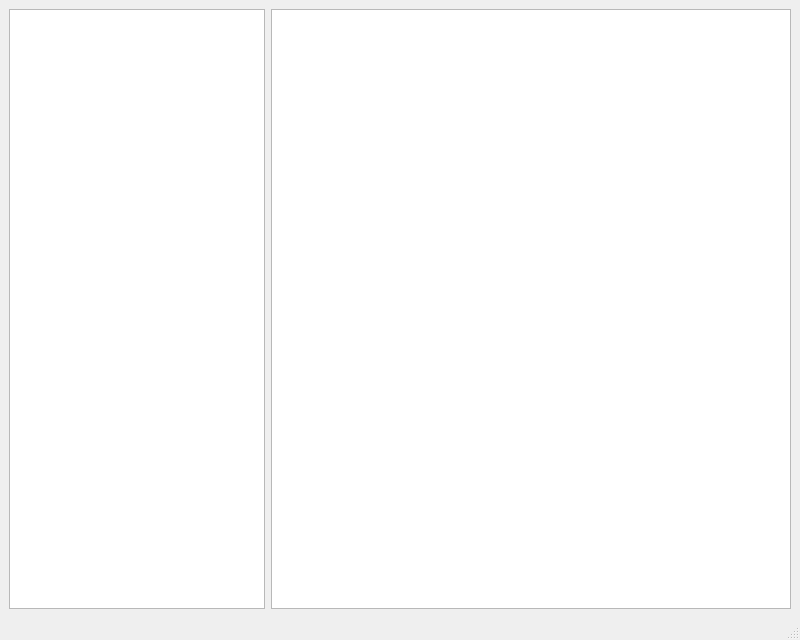
The window that ui/forms/form_analytics.ui (e-vladimir/finmanager) describes before a commit, drawn with Qt 5.
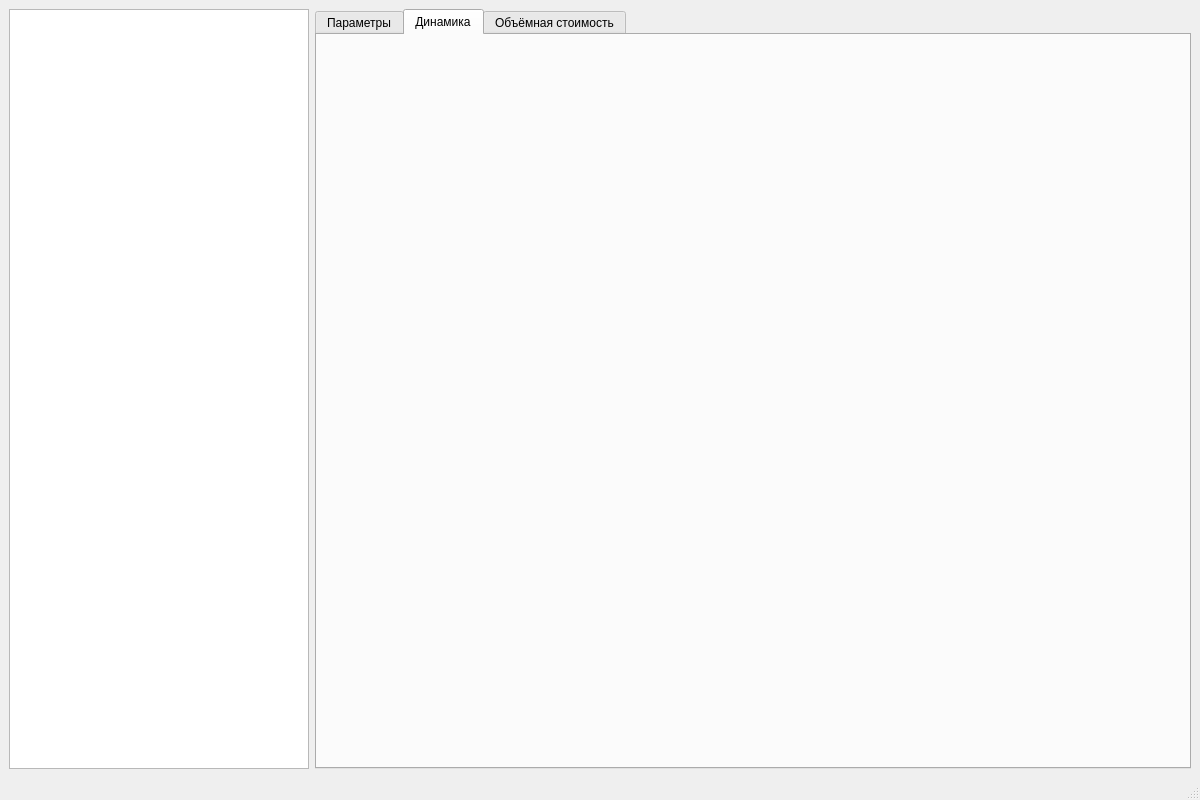
The same window after the commit. The open tabs and pages were chosen to show the change.

What changed in the file:
```diff
--- a/ui/forms/form_analytics.ui
+++ b/ui/forms/form_analytics.ui
@@ -6,8 +6,8 @@
    <rect>
     <x>0</x>
     <y>0</y>
-    <width>800</width>
-    <height>640</height>
+    <width>1200</width>
+    <height>800</height>
    </rect>
   </property>
   <property name="windowTitle">
@@ -17,6 +17,12 @@
    <layout class="QHBoxLayout" name="horizontalLayout" stretch="0,1">
     <item>
      <widget class="QListView" name="list_items">
+      <property name="minimumSize">
+       <size>
+        <width>300</width>
+        <height>0</height>
+       </size>
+      </property>
       <property name="contextMenuPolicy">
        <enum>Qt::ContextMenuPolicy::CustomContextMenu</enum>
       </property>
@@ -32,25 +38,107 @@
      </widget>
     </item>
     <item>
-     <widget class="QTreeView" name="tree_data">
+     <widget class="QTabWidget" name="tabs_data">
+      <property name="currentIndex">
+       <number>0</number>
+      </property>
+      <widget class="QWidget" name="tab_data_options">
+       <attribute name="title">
+        <string>Параметры</string>
+       </attribute>
+       <layout class="QVBoxLayout" name="verticalLayout">
+        <item>
+         <widget class="QTreeView" name="tree_data_options">
       <property name="editTriggers">
        <set>QAbstractItemView::EditTrigger::NoEditTriggers</set>
       </property>
       <property name="alternatingRowColors">
-       <bool>false</bool>
+           <bool>true</bool>
       </property>
       <property name="rootIsDecorated">
        <bool>false</bool>
       </property>
-      <attribute name="headerVisible">
+          <property name="itemsExpandable">
        <bool>false</bool>
-      </attribute>
+          </property>
+          <property name="headerHidden">
+           <bool>true</bool>
+          </property>
+          <property name="expandsOnDoubleClick">
+           <bool>false</bool>
+          </property>
       <attribute name="headerMinimumSectionSize">
-       <number>20</number>
+           <number>30</number>
       </attribute>
       <attribute name="headerStretchLastSection">
        <bool>false</bool>
       </attribute>
+         </widget>
+        </item>
+       </layout>
+      </widget>
+      <widget class="QWidget" name="tab_data_dynamic">
+       <attribute name="title">
+        <string>Динамика</string>
+       </attribute>
+       <layout class="QVBoxLayout" name="verticalLayout_2">
+        <item>
+         <widget class="QWidget" name="dia_data_dynamic" native="true">
+          <property name="minimumSize">
+           <size>
+            <width>0</width>
+            <height>300</height>
+           </size>
+          </property>
+         </widget>
+        </item>
+        <item>
+         <spacer name="verticalSpacer">
+          <property name="orientation">
+           <enum>Qt::Orientation::Vertical</enum>
+          </property>
+          <property name="sizeHint" stdset="0">
+           <size>
+            <width>20</width>
+            <height>40</height>
+           </size>
+          </property>
+         </spacer>
+        </item>
+       </layout>
+      </widget>
+      <widget class="QWidget" name="tab_data_volume">
+       <attribute name="title">
+        <string>Объёмная стоимость</string>
+       </attribute>
+       <layout class="QVBoxLayout" name="verticalLayout_3">
+        <item>
+         <widget class="QTreeView" name="tree_data_volume">
+          <property name="editTriggers">
+           <set>QAbstractItemView::EditTrigger::NoEditTriggers</set>
+          </property>
+          <property name="alternatingRowColors">
+           <bool>true</bool>
+          </property>
+          <property name="rootIsDecorated">
+           <bool>false</bool>
+          </property>
+          <property name="itemsExpandable">
+           <bool>false</bool>
+          </property>
+          <property name="expandsOnDoubleClick">
+           <bool>false</bool>
+          </property>
+          <attribute name="headerVisible">
+           <bool>false</bool>
+          </attribute>
+          <attribute name="headerStretchLastSection">
+           <bool>false</bool>
+          </attribute>
+         </widget>
+        </item>
+       </layout>
+      </widget>
      </widget>
     </item>
    </layout>
```
Lines whose indentation alone changed are shown as unchanged.
